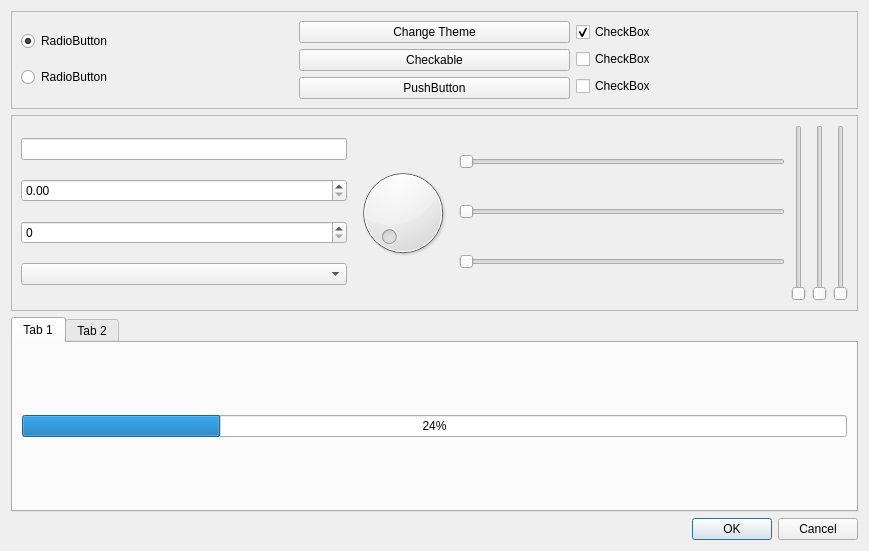
Old version of the form molde/stylesheets/example.ui in the repository andrefpf/molde.
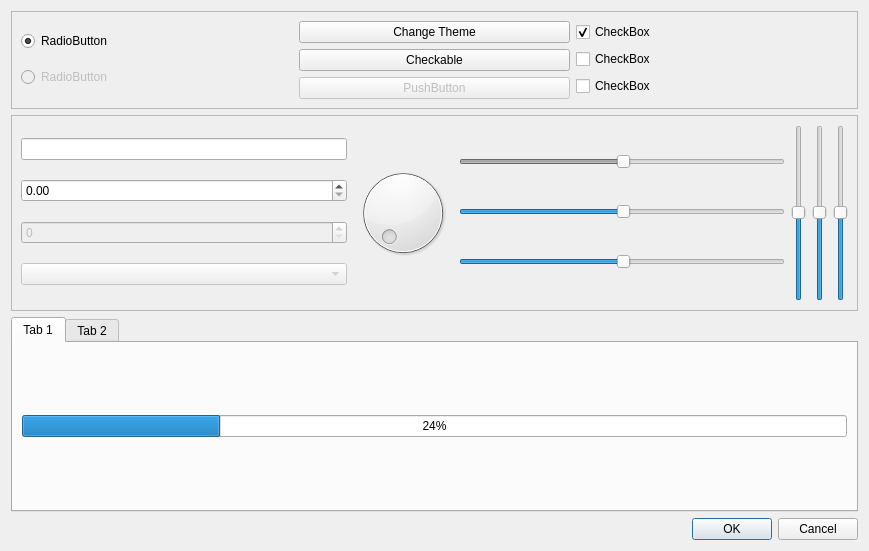
New version of the form.

```diff
--- a/molde/stylesheets/example.ui
+++ b/molde/stylesheets/example.ui
@@ -37,6 +37,9 @@
         </item>
         <item>
          <widget class="QRadioButton" name="radioButton_2">
+          <property name="enabled">
+           <bool>false</bool>
+          </property>
           <property name="text">
            <string>RadioButton</string>
           </property>
@@ -85,6 +88,9 @@
         </item>
         <item>
          <widget class="QPushButton" name="pushButton_2">
+          <property name="enabled">
+           <bool>false</bool>
+          </property>
           <property name="text">
            <string>PushButton</string>
           </property>
@@ -150,10 +156,18 @@
          <widget class="QDoubleSpinBox" name="doubleSpinBox"/>
         </item>
         <item>
-         <widget class="QSpinBox" name="spinBox"/>
+         <widget class="QSpinBox" name="spinBox">
+          <property name="enabled">
+           <bool>false</bool>
+          </property>
+         </widget>
         </item>
         <item>
-         <widget class="QComboBox" name="comboBox"/>
+         <widget class="QComboBox" name="comboBox">
+          <property name="enabled">
+           <bool>false</bool>
+          </property>
+         </widget>
         </item>
        </layout>
       </item>
@@ -164,6 +178,12 @@
        <layout class="QVBoxLayout" name="verticalLayout_4">
         <item>
          <widget class="QSlider" name="horizontalSlider">
+          <property name="enabled">
+           <bool>false</bool>
+          </property>
+          <property name="value">
+           <number>50</number>
+          </property>
           <property name="orientation">
            <enum>Qt::Horizontal</enum>
           </property>
@@ -171,6 +191,9 @@
         </item>
         <item>
          <widget class="QSlider" name="horizontalSlider_3">
+          <property name="value">
+           <number>50</number>
+          </property>
           <property name="orientation">
            <enum>Qt::Horizontal</enum>
           </property>
@@ -178,6 +201,9 @@
         </item>
         <item>
          <widget class="QSlider" name="horizontalSlider_2">
+          <property name="value">
+           <number>50</number>
+          </property>
           <property name="orientation">
            <enum>Qt::Horizontal</enum>
           </property>
@@ -189,6 +215,9 @@
        <layout class="QHBoxLayout" name="horizontalLayout_3">
         <item>
          <widget class="QSlider" name="verticalSlider_2">
+          <property name="value">
+           <number>50</number>
+          </property>
           <property name="orientation">
            <enum>Qt::Vertical</enum>
           </property>
@@ -196,6 +225,9 @@
         </item>
         <item>
          <widget class="QSlider" name="verticalSlider_3">
+          <property name="value">
+           <number>50</number>
+          </property>
           <property name="orientation">
            <enum>Qt::Vertical</enum>
           </property>
@@ -203,6 +235,9 @@
         </item>
         <item>
          <widget class="QSlider" name="verticalSlider">
+          <property name="value">
+           <number>50</number>
+          </property>
           <property name="orientation">
            <enum>Qt::Vertical</enum>
           </property>
```
Left out of the diff: 6 changed lines with no effect on the pictures.
